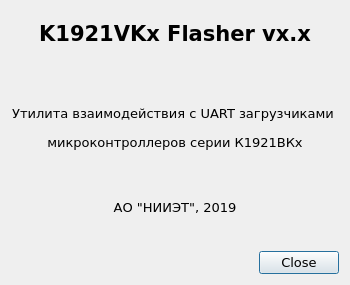
This is app/ui/about.ui in ntsfv/flasher as Qt 5 draws it before an edit. The edited form follows.
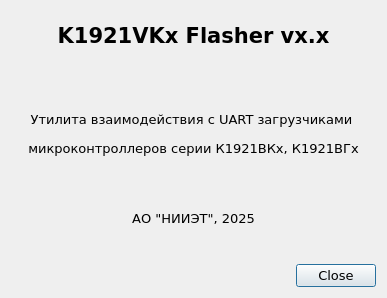
This is the edited form. Icons and pictures are not drawn.

The edit to the form file:
```diff
--- a/app/ui/about.ui
+++ b/app/ui/about.ui
@@ -9,8 +9,8 @@
    <rect>
     <x>0</x>
     <y>0</y>
-    <width>350</width>
-    <height>285</height>
+    <width>387</width>
+    <height>298</height>
    </rect>
   </property>
   <property name="sizePolicy">
@@ -19,16 +19,10 @@
     <verstretch>0</verstretch>
    </sizepolicy>
   </property>
-  <property name="minimumSize">
-   <size>
-    <width>350</width>
-    <height>285</height>
-   </size>
-  </property>
   <property name="maximumSize">
    <size>
-    <width>350</width>
-    <height>285</height>
+    <width>387</width>
+    <height>298</height>
    </size>
   </property>
   <property name="font">
@@ -44,6 +38,9 @@
    <iconset resource="ui.qrc">
     <normaloff>:/icons/flasher.png</normaloff>:/icons/flasher.png</iconset>
   </property>
+  <property name="sizeGripEnabled">
+   <bool>false</bool>
+  </property>
   <property name="modal">
    <bool>false</bool>
   </property>
@@ -64,7 +61,7 @@
    <item>
     <widget class="QLabel" name="lab_version_2">
      <property name="text">
-      <string>&lt;html&gt;&lt;head/&gt;&lt;body&gt;&lt;p align=&quot;center&quot;&gt;Утилита взаимодействия с UART загрузчиками &lt;/p&gt;&lt;p align=&quot;center&quot;&gt;микроконтроллеров серии К1921ВКх&lt;/p&gt;&lt;/body&gt;&lt;/html&gt;</string>
+      <string>&lt;html&gt;&lt;head/&gt;&lt;body&gt;&lt;p align=&quot;center&quot;&gt;Утилита взаимодействия с UART загрузчиками &lt;/p&gt;&lt;p align=&quot;center&quot;&gt;микроконтроллеров серии К1921ВКх, К1921ВГx&lt;/p&gt;&lt;/body&gt;&lt;/html&gt;</string>
      </property>
      <property name="alignment">
       <set>Qt::AlignCenter</set>
@@ -77,7 +74,7 @@
    <item>
     <widget class="QLabel" name="label_3">
      <property name="text">
-      <string>АО &quot;НИИЭТ&quot;, 2019</string>
+      <string>АО &quot;НИИЭТ&quot;, 2025</string>
      </property>
      <property name="alignment">
       <set>Qt::AlignCenter</set>
```
